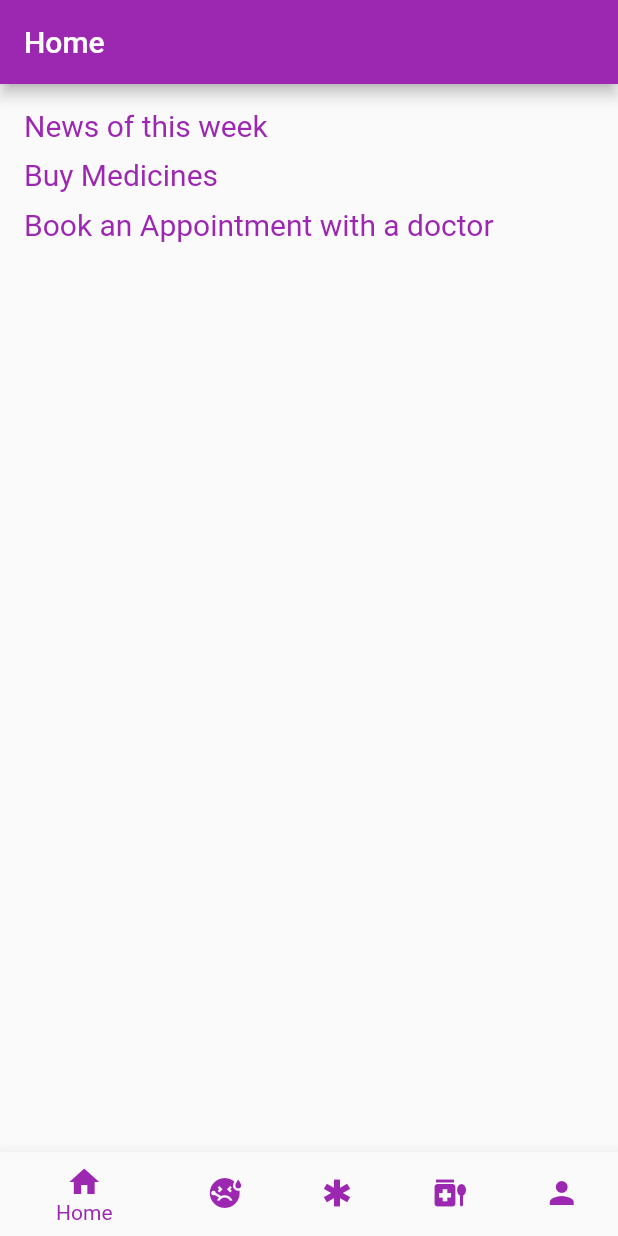
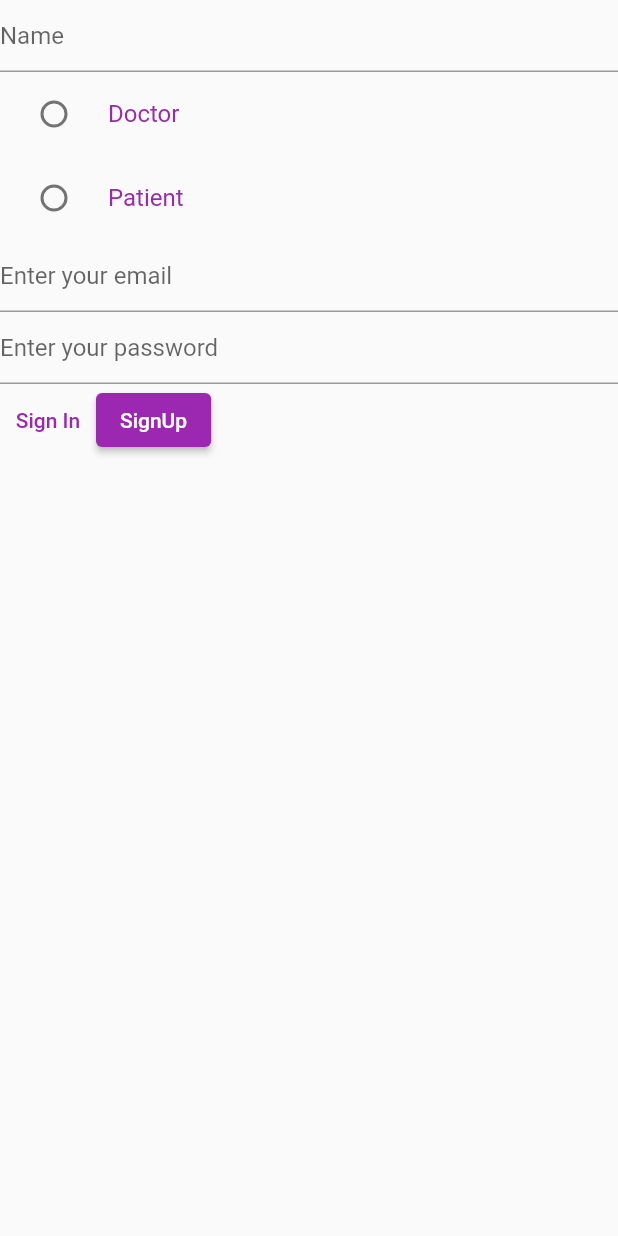
Before and after one commit to SakunPanthi123/Medical, a Flutter app: the screen it shows after launch, on a phone screen of 412 x 824 dp. Run offline on Flutter 3.47's test engine with Material 2 defaults, Android fonts, the phone set to English and light mode, and no system bars; our stand-ins replace cloud_firestore, firebase_auth, firebase_core; accounts and stored records are empty.

Commit message:
Latest changes

```diff
--- a/lib/NavBarPages/medicines.dart
+++ b/lib/NavBarPages/medicines.dart
@@ -90,11 +90,10 @@ class _MedicinesState extends State<Medicines> {
                         );
                       });
                 },
-              child: Text('Add a new medicine'),
+                child: Text('Add a new meddicine'),
               ),
             ],
           ),
-      ),
-    );
+        ));
   }
 }
--- /dev/null
+++ b/lib/login/signin_page.dart
@@ -0,0 +1,183 @@
+// ignore_for_file: prefer_const_constructors, prefer_const_literals_to_create_immutables
+
+import 'package:flutter/material.dart';
+import 'package:medical/API/apis.dart';
+
+class SignInPage extends StatefulWidget {
+  const SignInPage({super.key});
+
+  @override
+  State<SignInPage> createState() => _SignInPageState();
+}
+
+class _SignInPageState extends State<SignInPage> {
+  final formKey = GlobalKey<FormState>();
+  String name = '';
+  String role = 'patient';
+  String email = '';
+  String password = '';
+  bool signIn = false;
+  @override
+  Widget build(BuildContext context) {
+    return Scaffold(
+      body: Form(
+        key: formKey,
+        child: signIn == true
+            ? Column(
+                children: [
+                  TextFormField(
+                    decoration: InputDecoration(
+                      hintText: 'Enter your email',
+                    ),
+                    validator: (value) {
+                      if (value!.isEmpty) {
+                        return 'Enter valid email';
+                      } else {
+                        return null;
+                      }
+                    },
+                    onSaved: (value) {
+                      setState(() {
+                        email = value!;
+                      });
+                    },
+                  ),
+                  TextFormField(
+                    decoration: InputDecoration(
+                      hintText: 'Enter your password',
+                    ),
+                    validator: (value) {
+                      if (value!.isEmpty) {
+                        return 'Enter valid password';
+                      } else {
+                        return null;
+                      }
+                    },
+                    onSaved: (value) {
+                      setState(() {
+                        password = value!;
+                      });
+                    },
+                  ),
+                  ElevatedButton(
+                    onPressed: () {
+                      if (formKey.currentState!.validate()) {
+                        formKey.currentState!.save();
+                        APIs.signIn(email, password, context);
+                      }
+                    },
+                    child: Text(
+                      'Login',
+                    ),
+                  ),
+                ],
+              )
+            : Column(
+                children: [
+                  TextFormField(
+                    key: ValueKey('name'),
+                    decoration: InputDecoration(
+                      hintText: 'Name',
+                    ),
+                    validator: (value) {
+                      if (value!.isEmpty) {
+                        return 'Enter valid name';
+                      } else {
+                        return null;
+                      }
+                    },
+                    onSaved: (value) {
+                      setState(() {
+                        name = value!;
+                      });
+                    },
+                  ),
+                  Column(
+                    children: [
+                      RadioListTile(
+                        title: Text('Doctor'),
+                        value: 'Doctor',
+                        groupValue: role,
+                        onChanged: (value) {
+                          setState(() {
+                            role = value!;
+                          });
+                        },
+                      ),
+                    ],
+                  ),
+                  RadioListTile(
+                    title: Text('Patient'),
+                    value: 'Patient',
+                    groupValue: role,
+                    onChanged: (value) {
+                      setState(() {
+                        role = value!;
+                      });
+                    },
+                  ),
+                  TextFormField(
+                    key: ValueKey('email'),
+                    decoration: InputDecoration(
+                      hintText: 'Enter your email',
+                    ),
+                    validator: (value) {
+                      if (value!.isEmpty) {
+                        return 'Enter valid email';
+                      } else {
+                        return null;
+                      }
+                    },
+                    onSaved: (value) {
+                      setState(() {
+                        email = value!;
+                      });
+                    },
+                  ),
+                  TextFormField(
+                    key: ValueKey('password'),
+                    decoration: InputDecoration(
+                      hintText: 'Enter your password',
+                    ),
+                    validator: (value) {
+                      if (value!.isEmpty) {
+                        return 'Enter valid password';
+                      } else {
+                        return null;
+                      }
+                    },
+                    onSaved: (value) {
+                      setState(() {
+                        password = value!;
+                      });
+                    },
+                  ),
+                  Row(
+                    children: [
+                      TextButton(
+                        onPressed: () {
+                          setState(() {
+                            signIn = true;
+                          });
+                        },
+                        child: Text('Sign In'),
+                      ),
+                      ElevatedButton(
+                        onPressed: () {
+                          if (formKey.currentState!.validate()) {
+                            formKey.currentState!.save();
+                            APIs.signUp(email, password, name, role, context);
+                          }
+                        },
+                        child: Text(
+                          'SignUp',
+                        ),
+                      ),
+                    ],
+                  ),
+                ],
+              ),
+      ),
+    );
+  }
+}
--- a/lib/main.dart
+++ b/lib/main.dart
@@ -1,5 +1,6 @@
 // ignore_for_file: prefer_const_constructors, prefer_const_literals_to_create_immutables
 
+import 'package:firebase_auth/firebase_auth.dart';
 import 'package:firebase_core/firebase_core.dart';
 import 'package:flutter/material.dart';
 import 'package:medical/FirebaseConfig/firebase_options.dart';
@@ -8,6 +9,8 @@ import 'package:medical/NavBarPages/emergency.dart';
 import 'package:medical/NavBarPages/home_page.dart';
 import 'package:medical/NavBarPages/medicines.dart';
 import 'package:medical/NavBarPages/my_acoount.dart';
+import 'package:medical/login/signin_page.dart';
+import 'package:medical/nav_home_screen.dart';
 
 Future<void> main() async {
   WidgetsFlutterBinding.ensureInitialized();
@@ -26,14 +29,18 @@ class MyApp extends StatefulWidget {
 }
 
 class _MyAppState extends State<MyApp> {
-  List pages = [
-    HomePage(),
-    DiseasePage(),
-    EmergencyPage(),
-    Medicines(),
-    MyAccount()
-  ];
-  int index = 0;
+  bool signedIn = false;
+  @override
+  void initState() {
+    if (FirebaseAuth.instance.currentUser != null) {
+      signedIn = true;
+    } else {
+      signedIn = false;
+    }
+    // TODO: implement initState
+    super.initState();
+  }
+
   @override
   Widget build(BuildContext context) {
     return MaterialApp(
@@ -61,39 +68,6 @@ class _MyAppState extends State<MyApp> {
             unselectedItemColor: Colors.purple,
           ),
         ),
-      home: Scaffold(
-        body: pages[index],
-        bottomNavigationBar: BottomNavigationBar(
-          currentIndex: index,
-          items: [
-            BottomNavigationBarItem(
-              icon: Icon(Icons.home),
-              label: 'Home',
-            ),
-            BottomNavigationBarItem(
-              icon: Icon(Icons.sick),
-              label: 'Disease',
-            ),
-            BottomNavigationBarItem(
-              icon: Icon(Icons.emergency),
-              label: 'Emergency',
-            ),
-            BottomNavigationBarItem(
-              icon: Icon(Icons.medication_liquid),
-              label: 'Medicines',
-            ),
-            BottomNavigationBarItem(
-              icon: Icon(Icons.person),
-              label: 'My Account',
-            ),
-          ],
-          onTap: (value) {
-            setState(() {
-              index = value;
-            });
-          },
-        ),
-      ),
-    );
+        home: signedIn == false ? SignInPage() : NavScreen());
   }
 }
--- a/pubspec.yaml
+++ b/pubspec.yaml
@@ -38,6 +38,7 @@ dependencies:
   cloud_firestore: ^4.9.1
   provider: ^6.0.5
   show_up: ^1.0.0
+  image_picker: ^1.0.4
 
 
 dev_dependencies:
```
Also changed, not shown: lib/API/apis.dart (+41 -0 lines), lib/NavBarPages/my_acoount.dart (+17 -1 lines), lib/nav_home_screen.dart (added, +60 -0 lines), pubspec.lock, 5 other files. Lines whose indentation alone changed are shown as unchanged.
